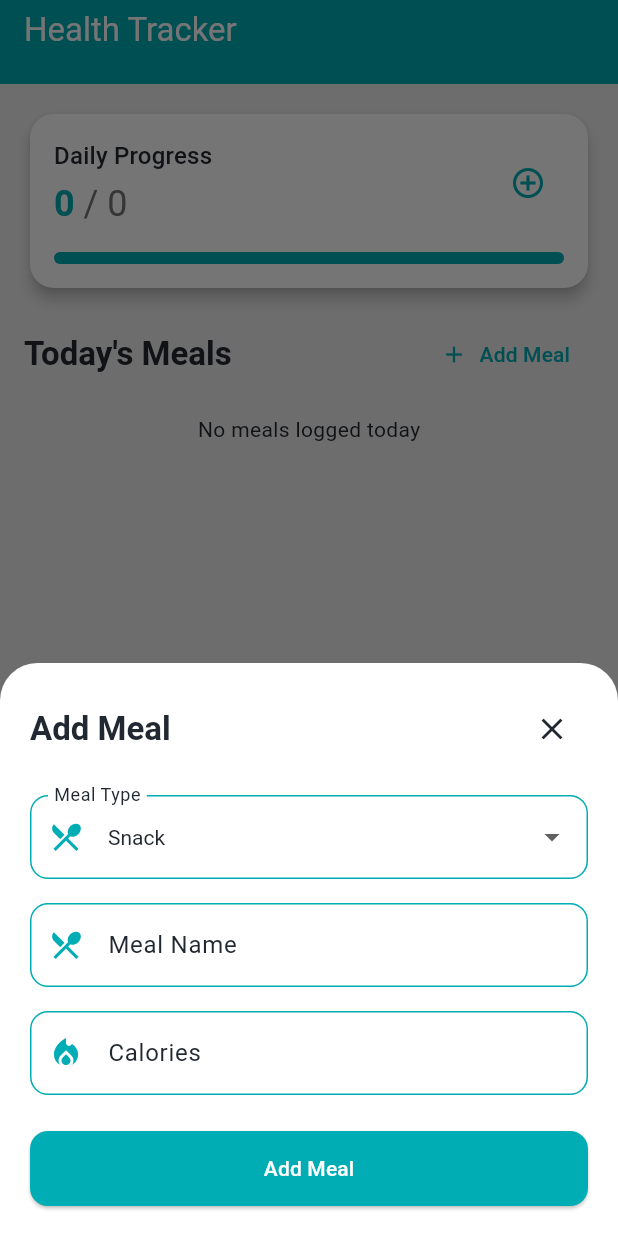
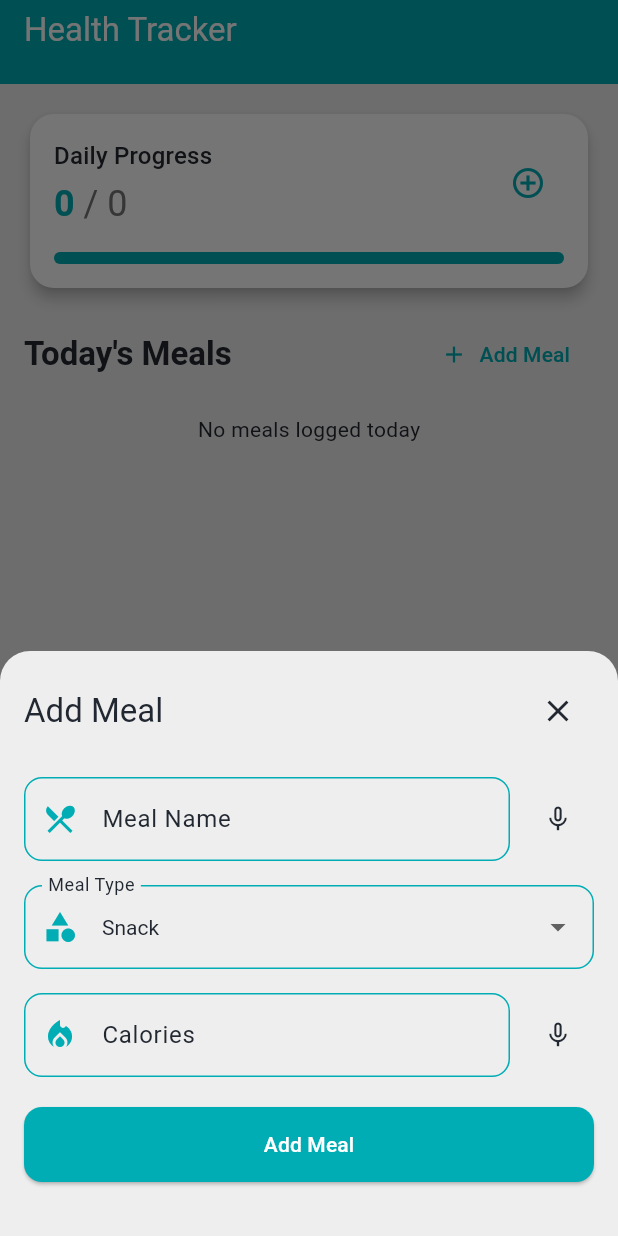
Before and after one commit to OvidiuTo/HealthPal, a Flutter app: the screen it shows once a user with an empty profile is signed in, after a tap on "Add Meal", on a phone screen of 412 x 824 dp. Run offline on Flutter 3.47's test engine with Material 3 defaults, Android fonts, the phone set to English and light mode, and no system bars; our stand-ins replace cloud_firestore, equatable, firebase_auth, firebase_core, flutter_bloc, shared_preferences and 1 more; accounts and stored records are empty.

Commit message:
added voice recognition for meal logging

```diff
--- a/lib/pages/home_page.dart
+++ b/lib/pages/home_page.dart
@@ -7,6 +7,7 @@ import 'package:track_health/models/meal_log.dart';
 import 'package:intl/intl.dart';
 import 'package:track_health/theme/app_colors.dart';
 import 'package:track_health/models/meal_type.dart';
+import 'package:speech_to_text/speech_to_text.dart' as stt;
 
 class HomePage extends StatefulWidget {
   const HomePage({super.key});
@@ -19,58 +20,253 @@ class _HomePageState extends State<HomePage> {
   final _nameController = TextEditingController();
   final _caloriesController = TextEditingController();
   MealType _selectedMealType = MealType.snack;
+  final _speechToText = stt.SpeechToText();
+  bool _isListening = false;
+  bool _speechEnabled = false;
+  String _currentField = '';
 
   @override
-  void dispose() {
-    _nameController.dispose();
-    _caloriesController.dispose();
-    super.dispose();
+  void initState() {
+    super.initState();
+    _initSpeech();
   }
 
-  void _showAddMealDialog(BuildContext context, String userId) {
-    final isDark = Theme.of(context).brightness == Brightness.dark;
+  Future<void> _initSpeech() async {
+    try {
+      _speechEnabled = await _speechToText.initialize(
+        onError: (error) {
+          print('🎤 Speech recognition error: $error');
+          _resetState();
+        },
+        onStatus: (status) {
+          print('🎤 Speech recognition status: $status');
+          if (status == 'done' || status == 'notListening') {
+            _resetState();
+          }
+        },
+      );
+      print('🎤 Speech recognition initialized: $_speechEnabled');
+    } catch (e) {
+      print('❌ Error initializing speech: $e');
+      _speechEnabled = false;
+    }
+  }
 
-    showModalBottomSheet(
-      context: context,
-      isScrollControlled: true,
-      backgroundColor: Colors.transparent,
-      builder: (context) => StatefulBuilder(
-        builder: (context, setState) => Container(
-          decoration: BoxDecoration(
-            color: isDark ? AppColors.cardDark : Colors.white,
-            borderRadius: const BorderRadius.vertical(top: Radius.circular(25)),
+  void _resetState() {
+    if (mounted) {
+      setState(() {
+        _isListening = false;
+        _currentField = '';
+      });
+      print(
+          '🎤 State reset - isListening: $_isListening, currentField: $_currentField');
+    }
+  }
+
+  Future<void> _startListening(String field) async {
+    print('🎤 Start listening - Current states:'
+        '\n   isListening: ${_speechToText.isListening}'
+        '\n   _currentField: $_currentField'
+        '\n   field: $field');
+    if (!_speechEnabled) {
+      print('❌ Speech recognition not available');
+      ScaffoldMessenger.of(context).showSnackBar(
+        const SnackBar(
+          content: Text('Speech recognition is not available'),
+          backgroundColor: Colors.orange,
+          behavior: SnackBarBehavior.floating,
         ),
-          padding: EdgeInsets.only(
-            bottom: MediaQuery.of(context).viewInsets.bottom,
-            top: 20,
-            left: 20,
-            right: 20,
+      );
+      return;
+    }
+
+    if (_isListening) {
+      await _stopListening();
+      return;
+    }
+
+    try {
+      setState(() {
+        _currentField = field;
+        _isListening = true;
+      });
+      print('🎤 After setState in start:'
+          '\n   isListening: ${_speechToText.isListening}'
+          '\n   _currentField: $_currentField');
+
+      await _speechToText.listen(
+        onResult: (result) => _onSpeechResult(result, field),
+        onSoundLevelChange: (level) {
+          if (mounted) {
+            setState(() {});
+            print('🎤 Sound level change:'
+                '\n   isListening: ${_speechToText.isListening}'
+                '\n   _currentField: $_currentField');
+          }
+        },
+        listenFor: const Duration(seconds: 30),
+        localeId: 'en_US',
+        cancelOnError: true,
+        partialResults: true,
+      );
+      print(
+          '🎤 Listen method completed - isListening: ${_speechToText.isListening}');
+    } catch (e) {
+      print('❌ Error in start listening:'
+          '\n   Error: $e'
+          '\n   isListening: ${_speechToText.isListening}'
+          '\n   _currentField: $_currentField');
+      setState(() {
+        _isListening = false;
+        _currentField = '';
+      });
+    }
+  }
+
+  Future<void> _stopListening() async {
+    print('🎤 Stopping speech');
+    try {
+      await _speechToText.stop();
+      _resetState();
+    } catch (e) {
+      print('❌ Error stopping speech recognition: $e');
+      _resetState();
+    }
+  }
+
+  void _onSpeechResult(result, String field) {
+    print('🎤 Speech result - Current states:'
+        '\n   isListening: ${_speechToText.isListening}'
+        '\n   _currentField: $_currentField'
+        '\n   field: $field');
+
+    final text = result.recognizedWords;
+    print('🎤 Recognized words for $field: $text');
+
+    if (field == 'name') {
+      setState(() => _nameController.text = text);
+    } else if (field == 'calories') {
+      final numericRegex = RegExp(r'\d+');
+      final match = numericRegex.firstMatch(text);
+      if (match != null) {
+        setState(() => _caloriesController.text = match.group(0)!);
+      }
+    }
+
+    // If this is the final result, just reset the state
+    if (result.finalResult) {
+      print('🎤 Final result received');
+      _resetState();
+    }
+  }
+
+  Widget _buildTextField({
+    required TextEditingController controller,
+    required String label,
+    required IconData icon,
+    required bool isDark,
+    required String field,
+    required VoidCallback onStateChange,
+    TextInputType? keyboardType,
+  }) {
+    final isListeningThisField = _isListening && _currentField == field;
+
+    return Row(
+      children: [
+        Expanded(
+          child: TextField(
+            controller: controller,
+            decoration: InputDecoration(
+              labelText: label,
+              labelStyle: TextStyle(
+                color: isDark ? AppColors.textLight.withOpacity(0.7) : null,
               ),
-          child: Column(
-            mainAxisSize: MainAxisSize.min,
-            crossAxisAlignment: CrossAxisAlignment.start,
-            children: [
-              Row(
-                mainAxisAlignment: MainAxisAlignment.spaceBetween,
-                children: [
-                  Text(
-                    'Add Meal',
-                    style: Theme.of(context).textTheme.titleLarge?.copyWith(
-                          fontWeight: FontWeight.bold,
+              border: OutlineInputBorder(
+                borderRadius: BorderRadius.circular(12),
+              ),
+              enabledBorder: OutlineInputBorder(
+                borderRadius: BorderRadius.circular(12),
+                borderSide: BorderSide(
                   color:
-                              isDark ? AppColors.textLight : AppColors.textDark,
+                      isDark ? AppColors.darkPrimary : AppColors.lightPrimary,
                 ),
               ),
+              focusedBorder: OutlineInputBorder(
+                borderRadius: BorderRadius.circular(12),
+                borderSide: BorderSide(
+                  color:
+                      isDark ? AppColors.darkPrimary : AppColors.lightPrimary,
+                  width: 2,
+                ),
+              ),
+              prefixIcon: Icon(
+                icon,
+                color: isDark ? AppColors.darkPrimary : AppColors.lightPrimary,
+              ),
+            ),
+            style: TextStyle(
+              color: isDark ? AppColors.textLight : AppColors.textDark,
+            ),
+            keyboardType: keyboardType,
+          ),
+        ),
+        const SizedBox(width: 8),
         IconButton(
-                    icon: Icon(Icons.close,
-                        color:
-                            isDark ? AppColors.textLight : AppColors.textDark),
-                    onPressed: () => Navigator.pop(context),
+          onPressed: () async {
+            if (_isListening) {
+              await _stopListening();
+            } else {
+              await _startListening(field);
+            }
+            onStateChange();
+          },
+          padding: EdgeInsets.zero,
+          constraints: const BoxConstraints(
+            minWidth: 40,
+            minHeight: 40,
+          ),
+          icon: AnimatedContainer(
+            duration: const Duration(milliseconds: 300),
+            padding: const EdgeInsets.all(4),
+            decoration: BoxDecoration(
+              shape: BoxShape.circle,
+              color: isListeningThisField
+                  ? AppColors.darkPrimary.withOpacity(0.2)
+                  : Colors.transparent,
+            ),
+            child: Stack(
+              alignment: Alignment.center,
+              children: [
+                Icon(
+                  isListeningThisField ? Icons.mic : Icons.mic_none,
+                  color: isListeningThisField
+                      ? Colors.red
+                      : (isDark ? AppColors.textLight : AppColors.textDark),
+                  size: isListeningThisField ? 24 : 20,
+                ),
+                if (isListeningThisField)
+                  AnimatedContainer(
+                    duration: const Duration(milliseconds: 300),
+                    width: 32,
+                    height: 32,
+                    decoration: BoxDecoration(
+                      shape: BoxShape.circle,
+                      border: Border.all(
+                        color: Colors.red,
+                        width: 2,
+                      ),
+                    ),
                   ),
               ],
             ),
-              const SizedBox(height: 20),
-              DropdownButtonFormField<MealType>(
+          ),
+        ),
+      ],
+    );
+  }
+
+  Widget _buildMealTypeField(bool isDark, StateSetter setModalState) {
+    return DropdownButtonFormField<MealType>(
       value: _selectedMealType,
       decoration: InputDecoration(
         labelText: 'Meal Type',
@@ -83,30 +279,26 @@ class _HomePageState extends State<HomePage> {
         enabledBorder: OutlineInputBorder(
           borderRadius: BorderRadius.circular(12),
           borderSide: BorderSide(
-                      color: isDark
-                          ? AppColors.darkPrimary
-                          : AppColors.lightPrimary,
+            color: isDark ? AppColors.darkPrimary : AppColors.lightPrimary,
           ),
         ),
         focusedBorder: OutlineInputBorder(
           borderRadius: BorderRadius.circular(12),
           borderSide: BorderSide(
-                      color: isDark
-                          ? AppColors.darkPrimary
-                          : AppColors.lightPrimary,
+            color: isDark ? AppColors.darkPrimary : AppColors.lightPrimary,
             width: 2,
           ),
         ),
         prefixIcon: Icon(
-                    Icons.restaurant_menu,
-                    color:
-                        isDark ? AppColors.darkPrimary : AppColors.lightPrimary,
+          Icons.category,
+          color: isDark ? AppColors.darkPrimary : AppColors.lightPrimary,
         ),
       ),
       style: TextStyle(
         color: isDark ? AppColors.textLight : AppColors.textDark,
       ),
-                dropdownColor: isDark ? AppColors.cardDark : Colors.white,
+      dropdownColor:
+          isDark ? AppColors.darkBackground : AppColors.lightBackground,
       items: MealType.values.map((type) {
         return DropdownMenuItem(
           value: type,
@@ -115,89 +307,75 @@ class _HomePageState extends State<HomePage> {
       }).toList(),
       onChanged: (MealType? newValue) {
         if (newValue != null) {
-                    setState(() => _selectedMealType = newValue);
+          setModalState(() => _selectedMealType = newValue);
         }
       },
+    );
+  }
+
+  void _showAddMealDialog(BuildContext context, String userId) {
+    // Reset values when opening the modal
+    _nameController.clear();
+    _caloriesController.clear();
+    _selectedMealType = MealType.snack;
+
+    final isDark = Theme.of(context).brightness == Brightness.dark;
+
+    showModalBottomSheet(
+      context: context,
+      isScrollControlled: true,
+      backgroundColor: Colors.transparent,
+      builder: (context) => StatefulBuilder(
+        builder: (context, setModalState) => Container(
+          decoration: BoxDecoration(
+            color:
+                isDark ? AppColors.darkBackground : AppColors.lightBackground,
+            borderRadius: const BorderRadius.vertical(top: Radius.circular(20)),
+          ),
+          padding: EdgeInsets.only(
+            bottom: MediaQuery.of(context).viewInsets.bottom + 16,
+            top: 16,
+            left: 16,
+            right: 16,
+          ),
+          child: Column(
+            mainAxisSize: MainAxisSize.min,
+            children: [
+              Row(
+                mainAxisAlignment: MainAxisAlignment.spaceBetween,
+                children: [
+                  Text(
+                    'Add Meal',
+                    style: Theme.of(context).textTheme.titleLarge,
+                  ),
+                  IconButton(
+                    icon: const Icon(Icons.close),
+                    onPressed: () => Navigator.pop(context),
+                  ),
+                ],
+              ),
+              const SizedBox(height: 20),
+              _buildTextField(
+                controller: _nameController,
+                label: 'Meal Name',
+                icon: Icons.restaurant_menu,
+                isDark: isDark,
+                field: 'name',
+                onStateChange: () => setModalState(() {}),
               ),
               const SizedBox(height: 16),
-              TextField(
-                controller: _nameController,
-                decoration: InputDecoration(
-                  labelText: 'Meal Name',
-                  labelStyle: TextStyle(
-                    color: isDark ? AppColors.textLight.withOpacity(0.7) : null,
+              _buildMealTypeField(isDark, setModalState),
+              const SizedBox(height: 16),
+              _buildTextField(
+                controller: _caloriesController,
+                label: 'Calories',
+                icon: Icons.local_fire_department,
+                isDark: isDark,
+                field: 'calories',
+                keyboardType: TextInputType.number,
+                onStateChange: () => setModalState(() {}),
               ),
-                  border: OutlineInputBorder(
-                    borderRadius: BorderRadius.circular(12),
-                  ),
-                  enabledBorder: OutlineInputBorder(
-                    borderRadius: BorderRadius.circular(12),
-                    borderSide: BorderSide(
-                      color: isDark
-                          ? AppColors.darkPrimary
-                          : AppColors.lightPrimary,
-                    ),
-                  ),
-                  focusedBorder: OutlineInputBorder(
-                    borderRadius: BorderRadius.circular(12),
-                    borderSide: BorderSide(
-                      color: isDark
-                          ? AppColors.darkPrimary
-                          : AppColors.lightPrimary,
-                      width: 2,
-                    ),
-                  ),
-                  prefixIcon: Icon(
-                    Icons.restaurant_menu,
-                    color:
-                        isDark ? AppColors.darkPrimary : AppColors.lightPrimary,
-                  ),
-                ),
-                style: TextStyle(
-                  color: isDark ? AppColors.textLight : AppColors.textDark,
-                ),
-                textCapitalization: TextCapitalization.sentences,
-              ),
-              const SizedBox(height: 16),
-              TextField(
-                controller: _caloriesController,
-                decoration: InputDecoration(
-                  labelText: 'Calories',
-                  labelStyle: TextStyle(
-                    color: isDark ? AppColors.textLight.withOpacity(0.7) : null,
-                  ),
-                  border: OutlineInputBorder(
-                    borderRadius: BorderRadius.circular(12),
-                  ),
-                  enabledBorder: OutlineInputBorder(
-                    borderRadius: BorderRadius.circular(12),
-                    borderSide: BorderSide(
-                      color: isDark
-                          ? AppColors.darkPrimary
-                          : AppColors.lightPrimary,
-                    ),
-                  ),
-                  focusedBorder: OutlineInputBorder(
-                    borderRadius: BorderRadius.circular(12),
-                    borderSide: BorderSide(
-                      color: isDark
-                          ? AppColors.darkPrimary
-                          : AppColors.lightPrimary,
-                      width: 2,
-                    ),
-                  ),
-                  prefixIcon: Icon(
-                    Icons.local_fire_department,
-                    color:
-                        isDark ? AppColors.darkPrimary : AppColors.lightPrimary,
-                  ),
-                ),
-                style: TextStyle(
-                  color: isDark ? AppColors.textLight : AppColors.textDark,
-                ),
-                keyboardType: TextInputType.number,
-              ),
-              const SizedBox(height: 24),
+              const SizedBox(height: 20),
               SizedBox(
                 width: double.infinity,
                 height: 50,
@@ -219,7 +397,16 @@ class _HomePageState extends State<HomePage> {
           ),
         ),
       ),
-    );
+    ).whenComplete(() {
+      // Reset values when closing the modal
+      _nameController.clear();
+      _caloriesController.clear();
+      _selectedMealType = MealType.snack;
+      // Also reset speech recognition state if it's active
+      if (_isListening) {
+        _stopListening();
+      }
+    });
   }
 
   Future<void> _addMeal(BuildContext context, String userId) async {
@@ -437,6 +624,14 @@ class _HomePageState extends State<HomePage> {
       },
     );
   }
+
+  @override
+  void dispose() {
+    _speechToText.cancel();
+    _nameController.dispose();
+    _caloriesController.dispose();
+    super.dispose();
+  }
 }
 
 class _CalorieCard extends StatelessWidget {
--- a/pubspec.yaml
+++ b/pubspec.yaml
@@ -42,6 +42,7 @@ dependencies:
   equatable: ^2.0.5
   intl: ^0.19.0
   shared_preferences: ^2.2.2
+  permission_handler: ^11.3.0
 
 dev_dependencies:
   flutter_test:
```
Also changed, not shown: pubspec.lock, 9 other files. Lines whose indentation alone changed are shown as unchanged.
